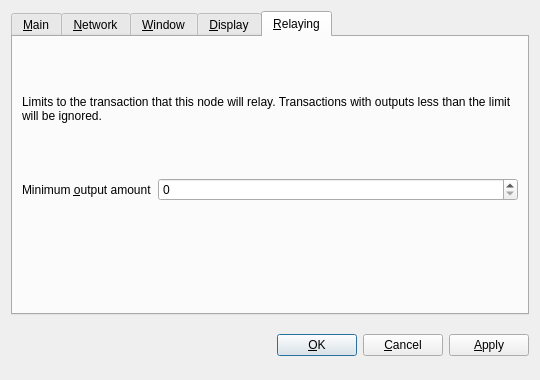
Before: the Qt Designer form src/qt/forms/optionsdialog.ui in jonls/bitcoin, drawn with Qt 5.
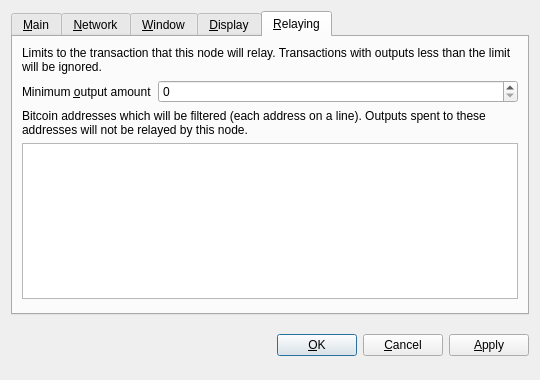
After: the same form once the commit is applied. The open tabs and pages were chosen to show the change. Custom widgets are drawn as their Qt base class.

Commit message:
Allow blocking of specific destination addresses.
Transactions destined for these addresses will not be accepted by this node.
Added a field in the "Relaying" options pane to set the list of filtered addresses.

```diff
--- a/src/qt/forms/optionsdialog.ui
+++ b/src/qt/forms/optionsdialog.ui
@@ -416,6 +416,45 @@
          </item>
         </layout>
        </item>
+       <item>
+        <widget class="QLabel" name="relayBlacklistAddressesInfoLabel">
+         <property name="text">
+          <string>Bitcoin addresses which will be filtered (each address on a line). Outputs spent to these addresses will not be relayed by this node.</string>
+         </property>
+         <property name="textFormat">
+          <enum>Qt::PlainText</enum>
+         </property>
+         <property name="wordWrap">
+          <bool>true</bool>
+         </property>
+        </widget>
+       </item>
+       <item>
+        <widget class="QPlainTextEdit" name="relayBlacklistAddresses">
+         <property name="maximumSize">
+          <size>
+           <width>16777215</width>
+           <height>16777215</height>
+          </size>
+         </property>
+         <property name="toolTip">
+          <string>Bitcoin addresses to filter from transaction relaying.</string>
+         </property>
+        </widget>
+       </item>
+       <item>
+        <spacer name="verticalSpacer_Relaying">
+         <property name="orientation">
+          <enum>Qt::Vertical</enum>
+         </property>
+         <property name="sizeHint" stdset="0">
+          <size>
+           <width>20</width>
+           <height>40</height>
+          </size>
+         </property>
+        </spacer>
+       </item>
       </layout>
      </widget>
     </widget>
```
The commit also changes 5 other files.
